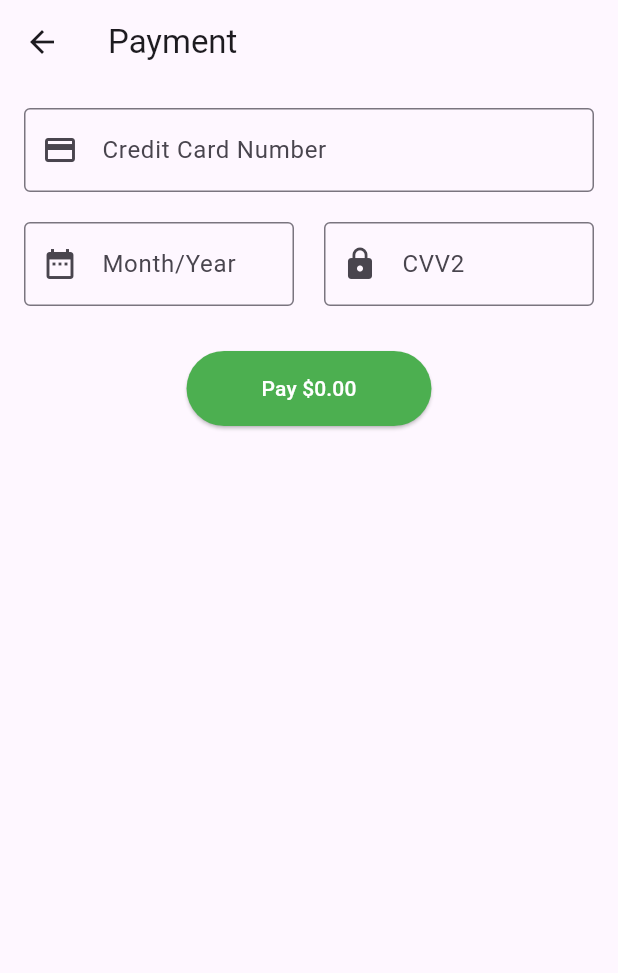
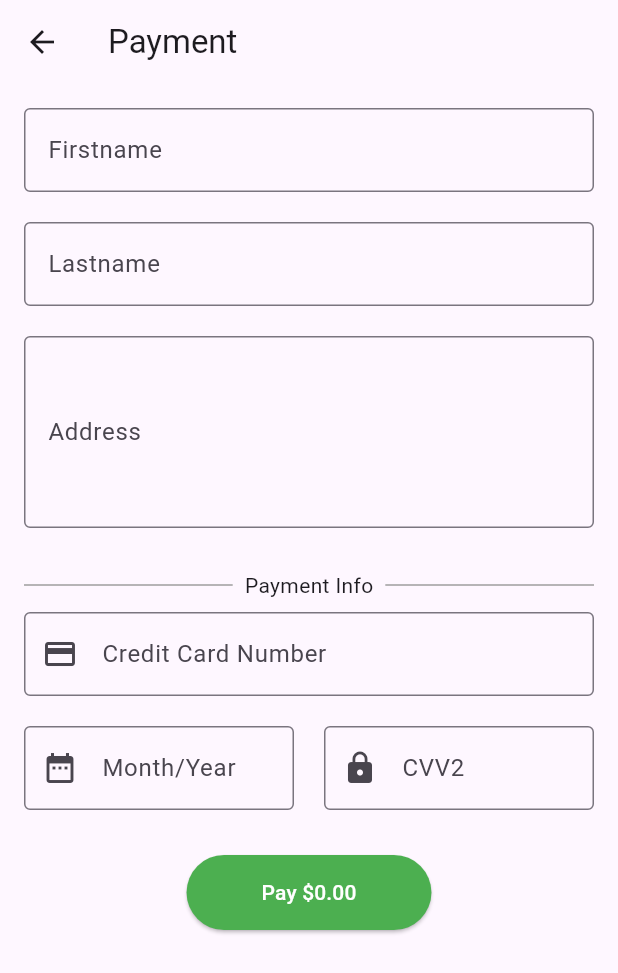
Before and after one commit to Mohsen747/Delivery_Mobile_App, a Flutter app: the screen it shows after launch, item 3 of the bottom bar chosen, after a tap on "Proceed to Payment", on a phone screen of 412 x 824 dp. Shown: the top 973 px of the screen. Run offline on Flutter 3.47's test engine with Material 3 defaults, Android fonts, the light colour scheme and no system bars; our stand-ins replace dio; missing offline and left inert: dart:ffi; network calls fail.

Commit message:
Name and address added

```diff
--- a/ValentinaDelivery/lib/Screens/Payments/PayScreen.dart
+++ b/ValentinaDelivery/lib/Screens/Payments/PayScreen.dart
@@ -6,15 +6,17 @@ import 'ReceiptScreen.dart';
 class PayScreen extends StatefulWidget {
   final double totalPrice;
 
-  const PayScreen({super.key, required this.totalPrice});
+  PayScreen({required this.totalPrice});
 
   @override
-  // ignore: library_private_types_in_public_api
   _PayScreenState createState() => _PayScreenState();
 }
 
 class _PayScreenState extends State<PayScreen> {
   final TextEditingController _monthYearController = TextEditingController();
+  final TextEditingController _firstnameController = TextEditingController();
+  final TextEditingController _lastnameController = TextEditingController();
+  final TextEditingController _addressController = TextEditingController();
 
   @override
   void initState() {
@@ -46,6 +48,55 @@ class _PayScreenState extends State<PayScreen> {
           child: Column(
             children: [
               TextFormField(
+                controller: _firstnameController,
+                decoration: const InputDecoration(
+                  labelText: 'Firstname',
+                  hintText: 'Alex',
+                  border: OutlineInputBorder(),
+                ),
+              ),
+              const SizedBox(height: 20),
+              TextFormField(
+                controller: _lastnameController,
+                decoration: const InputDecoration(
+                  labelText: 'Lastname',
+                  hintText: 'Jolig',
+                  border: OutlineInputBorder(),
+                ),
+              ),
+              const SizedBox(height: 20),
+              TextFormField(
+                controller: _addressController,
+                decoration: const InputDecoration(
+                  labelText: 'Address',
+                  hintText: '123 Main St, City, Country',
+                  border: OutlineInputBorder(),
+                ),
+                minLines: 4,
+                maxLines: 7,
+              ),
+              const SizedBox(height: 20),
+              const Row(
+                children: <Widget>[
+                  Expanded(
+                    child: Divider(
+                      color: Colors.grey,
+                      height: 36,
+                    ),
+                  ),
+                  Padding(
+                    padding: EdgeInsets.symmetric(horizontal: 8),
+                    child: Text('Payment Info'),
+                  ),
+                  Expanded(
+                    child: Divider(
+                      color: Colors.grey,
+                      height: 36,
+                    ),
+                  ),
+                ],
+              ),
+              TextFormField(
                 decoration: const InputDecoration(
                   labelText: 'Credit Card Number',
                   hintText: '1234 5678 9012 3456',
@@ -69,7 +120,6 @@ class _PayScreenState extends State<PayScreen> {
                       keyboardType: TextInputType.number,
                     ),
                   ),
-
                   const SizedBox(width: 20),
                   Expanded(
                     child: TextFormField(
@@ -87,9 +137,8 @@ class _PayScreenState extends State<PayScreen> {
               const SizedBox(height: 30),
               ElevatedButton(
                 onPressed: () {
-                  // Implement payment processing logic here
                   Navigator.of(context).push(
-                    MaterialPageRoute(builder: (context) => ReceiptScreen(totalPrice: widget.totalPrice)),
+                    MaterialPageRoute(builder: (context) => ReceiptScreen(totalPrice: widget.totalPrice, firstName: _firstnameController.text,lastName: _lastnameController.text, address: _addressController.text,)),
                   );
                 },
                 style: ElevatedButton.styleFrom(
--- a/ValentinaDelivery/lib/Screens/Payments/ReceiptScreen.dart
+++ b/ValentinaDelivery/lib/Screens/Payments/ReceiptScreen.dart
@@ -7,8 +7,16 @@ import '../Class/CartManager.dart';
 
 class ReceiptScreen extends StatelessWidget {
   final double totalPrice;
+  final String firstName;
+  final String lastName;
+  final String address;
 
-  const ReceiptScreen({super.key, required this.totalPrice});
+    const ReceiptScreen({super.key,
+    required this.totalPrice,
+    required this.firstName,
+    required this.lastName,
+    required this.address
+  });
 
   @override
   Widget build(BuildContext context) {
@@ -30,6 +38,21 @@ class ReceiptScreen extends StatelessWidget {
                   fontSize: 20,
                 ),
                 textAlign: TextAlign.center,
+              ),
+              const Divider(),
+              Text(
+                'Customer: $firstName $lastName',
+                style: const TextStyle(
+                  fontWeight: FontWeight.bold,
+                  fontFamily: 'RobotoMono',
+                ),
+              ),
+              Text(
+                'Address: $address',
+                style: const TextStyle(
+                  fontWeight: FontWeight.bold,
+                  fontFamily: 'RobotoMono',
+                ),
               ),
               const Divider(),
               Text(
```
